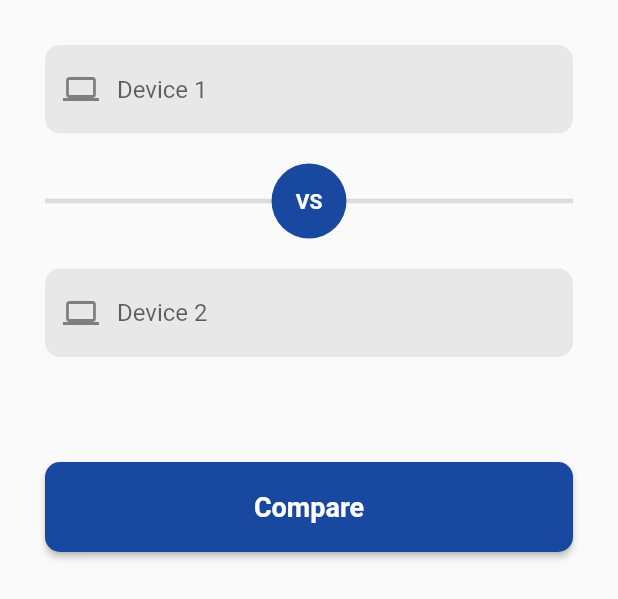
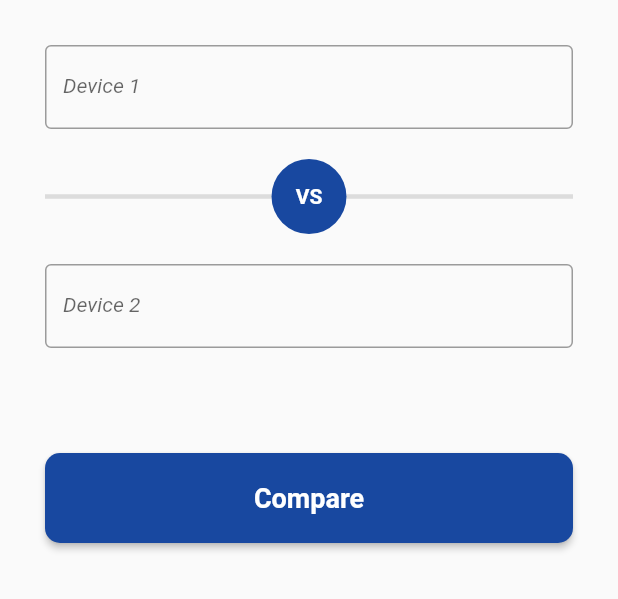
Before and after one commit to simonagrieco/tech_match, a Flutter app: what compareLaptopScreen() shows on an empty page, opened directly, on a phone screen of 412 x 824 dp. Shown: the top 599 px of the screen. Run offline on Flutter 3.47's test engine with Material 2 defaults, Android fonts, the phone set to English and light mode, and no system bars; drawn by our look-alikes of flutter_typeahead, searchfield; missing offline and left inert: mongo_dart, multiselect.

Commit message:
new compare suggestions (still bugs to fix)

```diff
--- /dev/null
+++ b/lib/dpHelper/device.dart
@@ -0,0 +1,35 @@
+import 'package:flutter/services.dart';
+import 'package:tech_match/dpHelper/mongodb.dart';
+
+class Device {
+  static final List<String> devices = [];
+
+  /* static Future<List<String>> getDevices() async {
+    List<Map<String, dynamic>> json = await MongoDatabase.getData();
+    for (var element in json) {
+      devices.add(element["Product"]);
+    }
+    return devices;
+  } */
+
+  static Future<List<String>> getDevices(String query) async {
+    List<Map<String, dynamic>> json = await MongoDatabase.getData();
+    for (var element in json) {
+      devices.add(element["Product"]);
+    }
+    return List.of(devices).where((device) {
+      final String deviceLower = device.toLowerCase();
+      final queryLower = query.toLowerCase();
+
+      return deviceLower.contains(queryLower);
+    }).toList();
+  }
+
+  static List<String> getSuggestions(String query) =>
+      List.of(devices).where((device) {
+        final String deviceLower = device.toLowerCase();
+        final queryLower = query.toLowerCase();
+
+        return deviceLower.contains(queryLower);
+      }).toList();
+}
--- a/lib/screen/compareLaptop.dart
+++ b/lib/screen/compareLaptop.dart
@@ -4,8 +4,10 @@ import 'package:flutter/cupertino.dart';
 import 'package:flutter/material.dart';
 import 'package:searchfield/searchfield.dart';
 import 'package:tech_match/dpHelper/MongoDBModel.dart';
+import 'package:tech_match/dpHelper/device.dart';
 import 'package:tech_match/dpHelper/mongodb.dart';
 import 'package:tech_match/screen/comparator.dart';
+import 'package:flutter_typeahead/flutter_typeahead.dart';
 
 class compareLaptopScreen extends StatefulWidget {
   const compareLaptopScreen({Key? key}) : super(key: key);
@@ -69,35 +71,27 @@ class _compareLaptopScreenState extends State<compareLaptopScreen>
   }
 
   Widget getSearchField(TextEditingController controller, String name) {
-    return SearchField(
-      hint: name,
-      controller: controller,
-      searchInputDecoration: InputDecoration(
-        filled: true,
-        fillColor: Color.fromARGB(255, 232, 232, 232),
-        prefixIcon: Icon(Icons.laptop),
-        enabledBorder: OutlineInputBorder(
-            borderRadius: BorderRadius.circular(10),
-            borderSide: BorderSide.none),
-        focusedBorder: OutlineInputBorder(
-          borderRadius: BorderRadius.circular(10),
-          borderSide: BorderSide(
-            color: Color.fromRGBO(24, 72, 160, 1),
-            width: 3.0,
-          ),
+    return TypeAheadField(
+      textFieldConfiguration: TextFieldConfiguration(
+        controller: controller,
+        autofocus: true,
+        style: DefaultTextStyle.of(context)
+            .style
+            .copyWith(fontStyle: FontStyle.italic),
+        decoration: InputDecoration(
+          labelText: name,
+          border: OutlineInputBorder(),
         ),
       ),
-      itemHeight: 45,
-      suggestionsDecoration: BoxDecoration(
-        borderRadius: BorderRadius.circular(10),
-        border: Border.all(
-          width: 2,
-          color: Color.fromARGB(255, 232, 232, 232),
-        ),
+      suggestionsCallback: (pattern) {
+        return Device.getDevices(pattern);
+      },
+      itemBuilder: (context, String? suggestion) => ListTile(
+        title: Text(suggestion!),
       ),
-      suggestions: devices
-          .map((device) => SearchFieldListItem(device, item: device))
-          .toList(),
+      onSuggestionSelected: (suggestion) {
+        controller.text = suggestion.toString();
+      },
     );
   }
 
@@ -109,7 +103,7 @@ class _compareLaptopScreenState extends State<compareLaptopScreen>
         onPressed: () {
           String device1 = device1Controller.text;
           String device2 = device2Controller.text;
-          /* Navigator.push(
+          Navigator.push(
             context,
             MaterialPageRoute(
               builder: (context) => Comparator(
@@ -117,7 +111,7 @@ class _compareLaptopScreenState extends State<compareLaptopScreen>
                 device2: device2,
               ),
             ),
-          ); */
+          );
         },
         style: ElevatedButton.styleFrom(
           primary: Color.fromRGBO(24, 72, 160, 1),
--- a/pubspec.yaml
+++ b/pubspec.yaml
@@ -38,6 +38,8 @@ dependencies:
   searchfield: ^0.6.6
   percent_indicator: ^4.2.1 #inserito x errore su wb
   multiselect: ^0.0.7
+  flutter_typeahead: ^4.0.0
+
 
 dev_dependencies:
   flutter_test:
```
Also changed, not shown: pubspec.lock.
